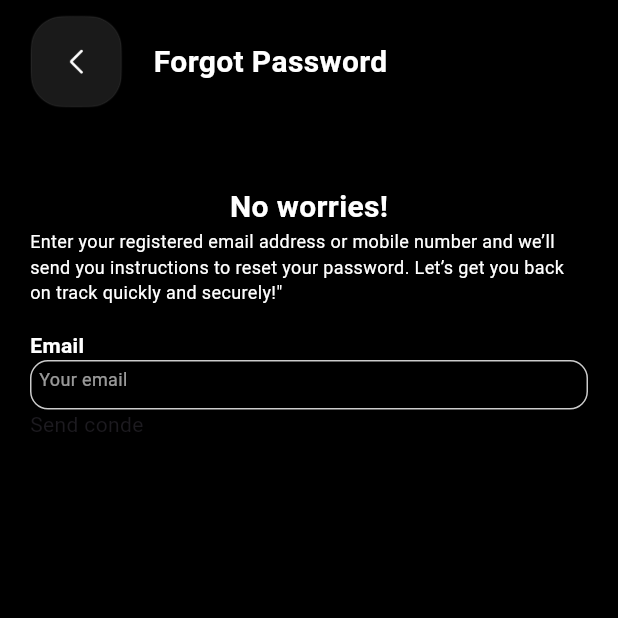
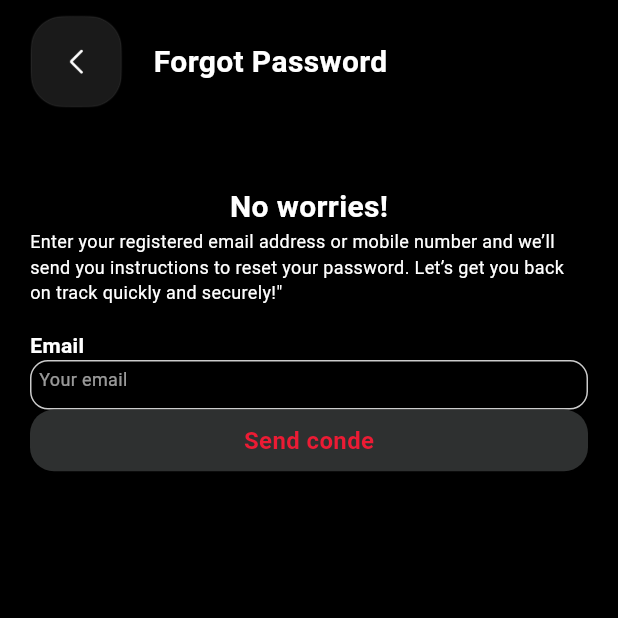
Before and after one commit to rayhantmt/Nate, a Flutter app: the ForgorPasswordView screen opened by its route, on a phone screen of 412 x 824 dp, the top half of it. Run offline on Flutter 3.47's test engine with Material 3 defaults, Android fonts, the phone set to English and light mode, and no system bars; our stand-ins replace get, google_fonts.

Commit message:
done with designing the button

```diff
--- a/lib/common_widgets/common_button.dart
+++ b/lib/common_widgets/common_button.dart
@@ -1,5 +1,6 @@
 import 'package:flutter/material.dart';
 import 'package:get/get.dart';
+import 'package:google_fonts/google_fonts.dart';
 
 class CommonButton extends StatelessWidget {
   const CommonButton({super.key, required this.tittle});
@@ -7,9 +8,20 @@ final String tittle;
   @override
   Widget build(BuildContext context) {
     return Container(
-      height: Get.height*0.1,
+      decoration: BoxDecoration(
+        borderRadius: BorderRadius.circular(16),
+        color: Color(0xff2E3030)
+      ),
+      height: Get.height*0.05,
       width: double.infinity,
-      child: Text(tittle),
+      child: Center(child: Text(tittle,
+      style: GoogleFonts.roboto(
+        color: Color(0xffEC1B34),
+        fontWeight: FontWeight.w600,
+        fontSize: 16,
+
+      ),
+      )),
     );
   }
 }
```
